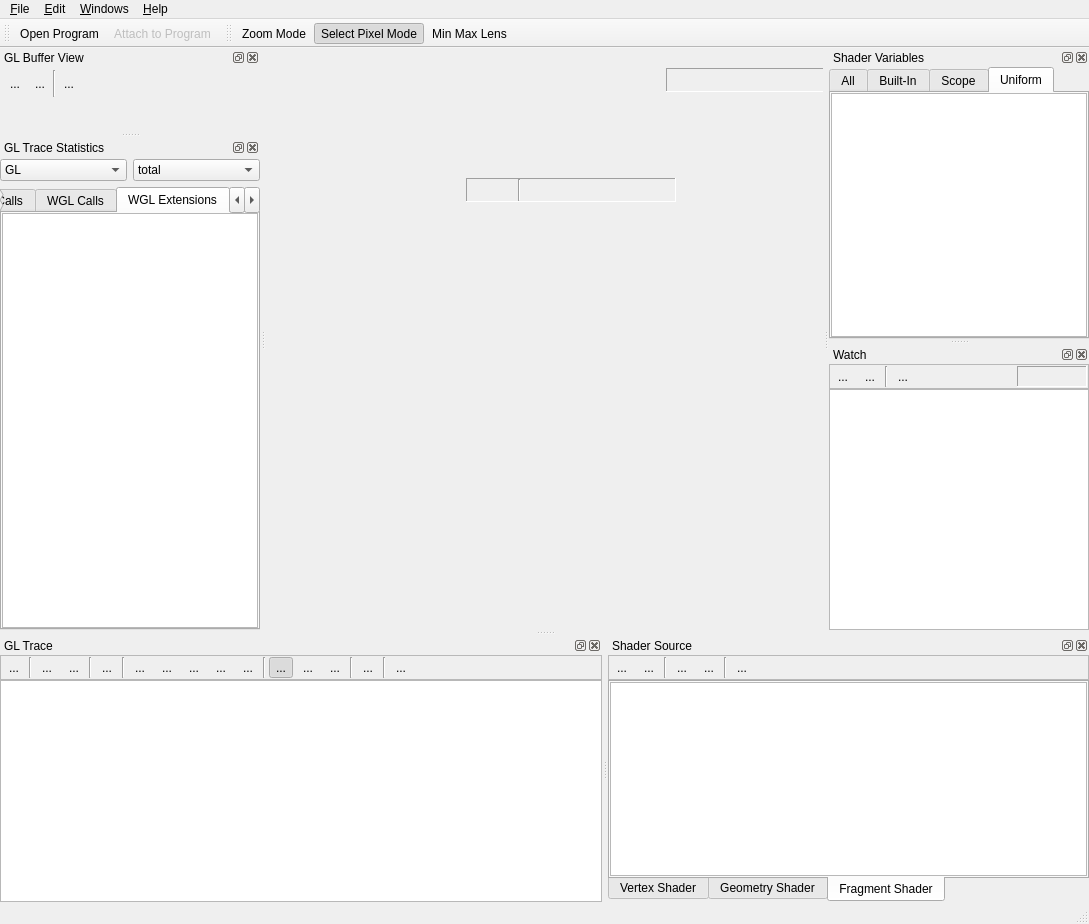
Old version of the form glsldb/ui/mainWindow.ui in the repository SirAnthony/GLSL-Debugger.
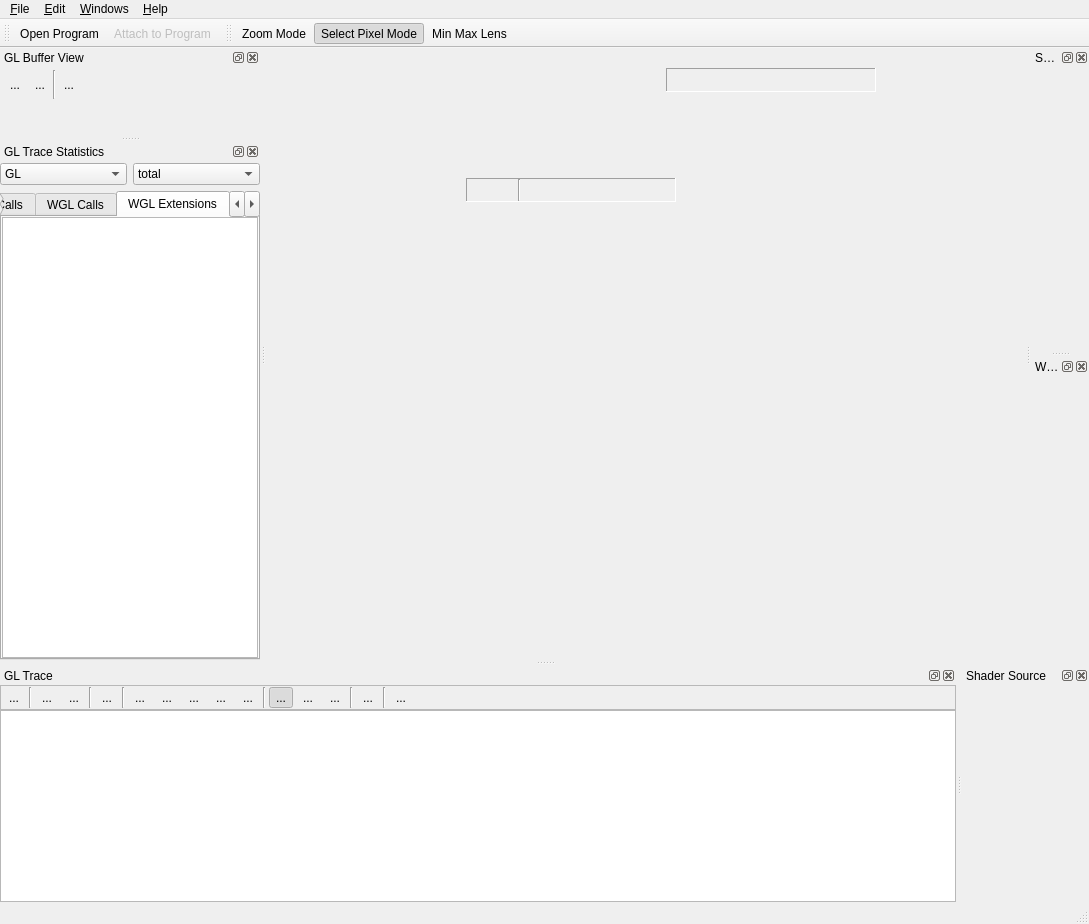
New version of the form. The open tabs and pages were chosen to show the change. Icons and pictures are not drawn. Custom widgets are drawn as their Qt base class.

```diff
--- a/glsldb/ui/mainWindow.ui
+++ b/glsldb/ui/mainWindow.ui
@@ -889,89 +889,6 @@
      <property name="spacing">
       <number>0</number>
      </property>
-     <item row="0" column="0">
-      <widget class="QTabWidget" name="twShVar">
-       <property name="currentIndex">
-        <number>2</number>
-       </property>
-       <widget class="QWidget" name="tShVarAll">
-        <attribute name="title">
-         <string>All</string>
-        </attribute>
-        <layout class="QGridLayout">
-         <property name="margin">
-          <number>0</number>
-         </property>
-         <property name="spacing">
-          <number>0</number>
-         </property>
-         <item row="0" column="0">
-          <widget class="QTreeView" name="tvShVarAll">
-           <property name="sortingEnabled">
-            <bool>true</bool>
-           </property>
-          </widget>
-         </item>
-        </layout>
-       </widget>
-       <widget class="QWidget" name="tShVarBuiltIn">
-        <attribute name="title">
-         <string>Built-In</string>
-        </attribute>
-        <layout class="QGridLayout">
-         <property name="margin">
-          <number>0</number>
-         </property>
-         <property name="spacing">
-          <number>0</number>
-         </property>
-         <item row="0" column="0">
-          <widget class="QTreeView" name="tvShVarBuiltIn"/>
-         </item>
-        </layout>
-       </widget>
-       <widget class="QWidget" name="tShVarScope">
-        <attribute name="title">
-         <string>Scope</string>
-        </attribute>
-        <layout class="QGridLayout">
-         <property name="margin">
-          <number>0</number>
-         </property>
-         <property name="spacing">
-          <number>0</number>
-         </property>
-         <item row="0" column="0">
-          <widget class="QTreeView" name="tvShVarScope">
-           <property name="sortingEnabled">
-            <bool>true</bool>
-           </property>
-          </widget>
-         </item>
-        </layout>
-       </widget>
-       <widget class="QWidget" name="tShVarUniform">
-        <attribute name="title">
-         <string>Uniform</string>
-        </attribute>
-        <layout class="QGridLayout">
-         <property name="margin">
-          <number>0</number>
-         </property>
-         <property name="spacing">
-          <number>0</number>
-         </property>
-         <item row="0" column="0">
-          <widget class="QTreeView" name="tvShVarUniform">
-           <property name="sortingEnabled">
-            <bool>true</bool>
-           </property>
-          </widget>
-         </item>
-        </layout>
-       </widget>
-      </widget>
-     </item>
     </layout>
    </widget>
   </widget>
@@ -990,121 +907,6 @@
      <property name="margin">
       <number>0</number>
      </property>
-     <item>
-      <widget class="QFrame" name="frame_3">
-       <property name="frameShape">
-        <enum>QFrame::StyledPanel</enum>
-       </property>
-       <property name="frameShadow">
-        <enum>QFrame::Raised</enum>
-       </property>
-       <layout class="QHBoxLayout">
-        <property name="spacing">
-         <number>3</number>
-        </property>
-        <property name="margin">
-         <number>1</number>
-        </property>
-        <item>
-         <widget class="QToolButton" name="tbWatchWindow">
-          <property name="toolTip">
-           <string>view vector</string>
-          </property>
-          <property name="text">
-           <string>...</string>
-          </property>
-          <property name="icon">
-           <iconset resource="../glslDevil.qrc">
-            <normaloff>:/icons/icons/watch-new_32.png</normaloff>:/icons/icons/watch-new_32.png</iconset>
-          </property>
-          <property name="autoRaise">
-           <bool>true</bool>
-          </property>
-         </widget>
-        </item>
-        <item>
-         <widget class="QToolButton" name="tbWatchWindowAdd">
-          <property name="toolTip">
-           <string>add to active window</string>
-          </property>
-          <property name="text">
-           <string>...</string>
-          </property>
-          <property name="icon">
-           <iconset resource="../glslDevil.qrc">
-            <normaloff>:/icons/icons/watch-add_32.png</normaloff>:/icons/icons/watch-add_32.png</iconset>
-          </property>
-          <property name="autoRaise">
-           <bool>true</bool>
-          </property>
-         </widget>
-        </item>
-        <item>
-         <widget class="Line" name="line_6">
-          <property name="orientation">
-           <enum>Qt::Vertical</enum>
-          </property>
-         </widget>
-        </item>
-        <item>
-         <widget class="QToolButton" name="tbWatchDelete">
-          <property name="text">
-           <string>...</string>
-          </property>
-          <property name="icon">
-           <iconset resource="../glslDevil.qrc">
-            <normaloff>:/icons/icons/watch-delete_32.png</normaloff>:/icons/icons/watch-delete_32.png</iconset>
-          </property>
-          <property name="autoRaise">
-           <bool>true</bool>
-          </property>
-         </widget>
-        </item>
-        <item>
-         <spacer>
-          <property name="orientation">
-           <enum>Qt::Horizontal</enum>
-          </property>
-          <property name="sizeHint" stdset="0">
-           <size>
-            <width>40</width>
-            <height>20</height>
-           </size>
-          </property>
-         </spacer>
-        </item>
-        <item>
-         <widget class="QLabel" name="lWatchSelectionPos">
-          <property name="minimumSize">
-           <size>
-            <width>70</width>
-            <height>0</height>
-           </size>
-          </property>
-          <property name="frameShape">
-           <enum>QFrame::Panel</enum>
-          </property>
-          <property name="frameShadow">
-           <enum>QFrame::Sunken</enum>
-          </property>
-          <property name="text">
-           <string/>
-          </property>
-         </widget>
-        </item>
-       </layout>
-      </widget>
-     </item>
-     <item>
-      <widget class="QTreeView" name="tvWatchList">
-       <property name="selectionMode">
-        <enum>QAbstractItemView::MultiSelection</enum>
-       </property>
-       <property name="itemsExpandable">
-        <bool>true</bool>
-       </property>
-      </widget>
-     </item>
     </layout>
    </widget>
   </widget>
@@ -1140,260 +942,6 @@
      <property name="spacing">
       <number>0</number>
      </property>
-     <item row="1" column="0">
-      <widget class="QTabWidget" name="twShader">
-       <property name="tabPosition">
-        <enum>QTabWidget::South</enum>
-       </property>
-       <property name="tabShape">
-        <enum>QTabWidget::Rounded</enum>
-       </property>
-       <property name="currentIndex">
-        <number>2</number>
-       </property>
-       <widget class="QWidget" name="tVertex">
-        <attribute name="title">
-         <string>Vertex Shader</string>
-        </attribute>
-        <layout class="QGridLayout">
-         <property name="margin">
-          <number>0</number>
-         </property>
-         <property name="spacing">
-          <number>0</number>
-         </property>
-         <item row="0" column="0">
-          <widget class="QTextEdit" name="teVertexShader">
-           <property name="undoRedoEnabled">
-            <bool>false</bool>
-           </property>
-           <property name="lineWrapMode">
-            <enum>QTextEdit::NoWrap</enum>
-           </property>
-           <property name="readOnly">
-            <bool>true</bool>
-           </property>
-           <property name="tabStopWidth">
-            <number>30</number>
-           </property>
-           <property name="textInteractionFlags">
-            <set>Qt::TextSelectableByMouse</set>
-           </property>
-          </widget>
-         </item>
-        </layout>
-       </widget>
-       <widget class="QWidget" name="tGeometry">
-        <attribute name="title">
-         <string>Geometry Shader</string>
-        </attribute>
-        <layout class="QGridLayout">
-         <property name="margin">
-          <number>0</number>
-         </property>
-         <property name="spacing">
-          <number>0</number>
-         </property>
-         <item row="0" column="0">
-          <widget class="QTextEdit" name="teGeometryShader">
-           <property name="undoRedoEnabled">
-            <bool>false</bool>
-           </property>
-           <property name="lineWrapMode">
-            <enum>QTextEdit::NoWrap</enum>
-           </property>
-           <property name="readOnly">
-            <bool>true</bool>
-           </property>
-           <property name="tabStopWidth">
-            <number>30</number>
-           </property>
-           <property name="textInteractionFlags">
-            <set>Qt::TextSelectableByMouse</set>
-           </property>
-          </widget>
-         </item>
-        </layout>
-       </widget>
-       <widget class="QWidget" name="tFragment">
-        <attribute name="title">
-         <string>Fragment Shader</string>
-        </attribute>
-        <layout class="QHBoxLayout">
-         <property name="spacing">
-          <number>0</number>
-         </property>
-         <property name="margin">
-          <number>0</number>
-         </property>
-         <item>
-          <widget class="QTextEdit" name="teFragmentShader">
-           <property name="undoRedoEnabled">
-            <bool>false</bool>
-           </property>
-           <property name="lineWrapMode">
-            <enum>QTextEdit::NoWrap</enum>
-           </property>
-           <property name="readOnly">
-            <bool>true</bool>
-           </property>
-           <property name="tabStopWidth">
-            <number>30</number>
-           </property>
-           <property name="textInteractionFlags">
-            <set>Qt::NoTextInteraction</set>
-           </property>
-          </widget>
-         </item>
-        </layout>
-       </widget>
-      </widget>
-     </item>
-     <item row="0" column="0">
-      <widget class="QFrame" name="frame_2">
-       <property name="frameShape">
-        <enum>QFrame::StyledPanel</enum>
-       </property>
-       <property name="frameShadow">
-        <enum>QFrame::Raised</enum>
-       </property>
-       <layout class="QHBoxLayout">
-        <property name="spacing">
-         <number>3</number>
-        </property>
-        <property name="margin">
-         <number>1</number>
-        </property>
-        <item>
-         <widget class="QToolButton" name="tbShaderExecute">
-          <property name="toolTip">
-           <string>Debug Shader (Ctrl+F5)</string>
-          </property>
-          <property name="text">
-           <string>...</string>
-          </property>
-          <property name="icon">
-           <iconset resource="../glslDevil.qrc">
-            <normaloff>:/icons/icons/shader-execute_32.png</normaloff>:/icons/icons/shader-execute_32.png</iconset>
-          </property>
-          <property name="shortcut">
-           <string>Ctrl+F5</string>
-          </property>
-          <property name="autoRaise">
-           <bool>true</bool>
-          </property>
-         </widget>
-        </item>
-        <item>
-         <widget class="QToolButton" name="tbShaderReset">
-          <property name="toolTip">
-           <string>Reset Debug Session (Ctrl+Shift+F5)</string>
-          </property>
-          <property name="text">
-           <string>...</string>
-          </property>
-          <property name="icon">
-           <iconset resource="../glslDevil.qrc">
-            <normaloff>:/icons/icons/shader-reset_32.png</normaloff>:/icons/icons/shader-reset_32.png</iconset>
-          </property>
-          <property name="shortcut">
-           <string>Ctrl+Shift+F5</string>
-          </property>
-          <property name="autoRaise">
-           <bool>true</bool>
-          </property>
-         </widget>
-        </item>
-        <item>
-         <widget class="Line" name="line_4">
-          <property name="orientation">
-           <enum>Qt::Vertical</enum>
-          </property>
-         </widget>
-        </item>
-        <item>
-         <widget class="QToolButton" name="tbShaderStep">
-          <property name="toolTip">
-           <string>Step (F11)</string>
-          </property>
-          <property name="text">
-           <string>...</string>
-          </property>
-          <property name="icon">
-           <iconset resource="../glslDevil.qrc">
-            <normaloff>:/icons/icons/shader-next_32.png</normaloff>:/icons/icons/shader-next_32.png</iconset>
-          </property>
-          <property name="shortcut">
-           <string>F11</string>
-          </property>
-          <property name="autoRaise">
-           <bool>true</bool>
-          </property>
-         </widget>
-        </item>
-        <item>
-         <widget class="QToolButton" name="tbShaderStepOver">
-          <property name="toolTip">
-           <string>Step Over (F10)</string>
-          </property>
-          <property name="text">
-           <string>...</string>
-          </property>
-          <property name="icon">
-           <iconset resource="../glslDevil.qrc">
-            <normaloff>:/icons/icons/go-jump-over_32.png</normaloff>:/icons/icons/go-jump-over_32.png</iconset>
-          </property>
-          <property name="shortcut">
-           <string>F10</string>
-          </property>
-          <property name="autoRaise">
-           <bool>true</bool>
-          </property>
-         </widget>
-        </item>
-        <item>
-         <widget class="Line" name="line_5">
-          <property name="orientation">
-           <enum>Qt::Vertical</enum>
-          </property>
-         </widget>
-        </item>
-        <item>
-         <widget class="QToolButton" name="tbShaderFragmentOptions">
-          <property name="toolTip">
-           <string>Edit Per-Fragment Options ... (F4)</string>
-          </property>
-          <property name="text">
-           <string>...</string>
-          </property>
-          <property name="icon">
-           <iconset resource="../glslDevil.qrc">
-            <normaloff>:/icons/icons/shader-dbg-code_32.png</normaloff>:/icons/icons/shader-dbg-code_32.png</iconset>
-          </property>
-          <property name="shortcut">
-           <string>F4</string>
-          </property>
-          <property name="autoRaise">
-           <bool>true</bool>
-          </property>
-         </widget>
-        </item>
-        <item>
-         <spacer>
-          <property name="orientation">
-           <enum>Qt::Horizontal</enum>
-          </property>
-          <property name="sizeHint" stdset="0">
-           <size>
-            <width>200</width>
-            <height>20</height>
-           </size>
-          </property>
-         </spacer>
-        </item>
-       </layout>
-      </widget>
-     </item>
     </layout>
    </widget>
   </widget>
@@ -2270,6 +1818,26 @@
   </action>
  </widget>
  <layoutdefault spacing="0" margin="0"/>
+ <customwidgets>
+  <customwidget>
+   <class>ShVarDock</class>
+   <extends>QDockWidget</extends>
+   <header>docks/shvardock.h</header>
+   <container>1</container>
+  </customwidget>
+  <customwidget>
+   <class>ShWatchDock</class>
+   <extends>QDockWidget</extends>
+   <header>docks/shwatchdock.h</header>
+   <container>1</container>
+  </customwidget>
+  <customwidget>
+   <class>ShSourceDock</class>
+   <extends>QDockWidget</extends>
+   <header>docks/shsourcedock.h</header>
+   <container>1</container>
+  </customwidget>
+ </customwidgets>
  <resources>
   <include location="../glslDevil.qrc"/>
  </resources>
```
Left out of the diff: 12 changed lines with no effect on the pictures.
